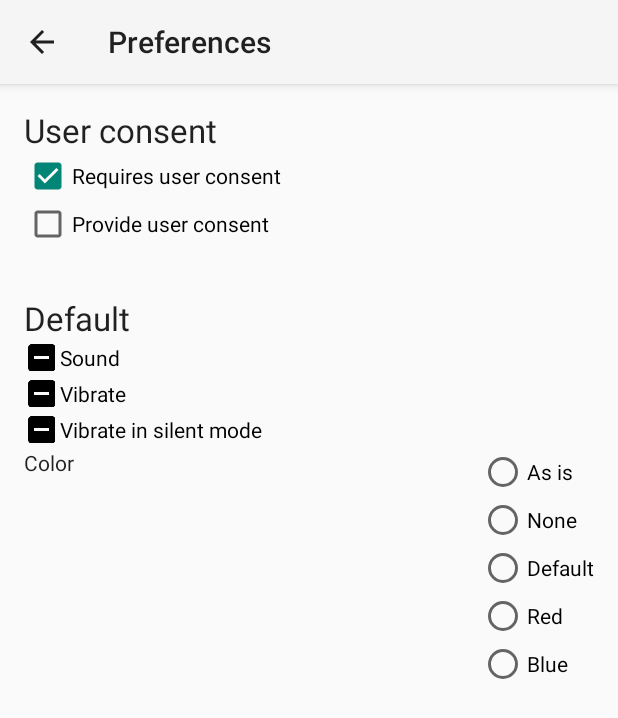
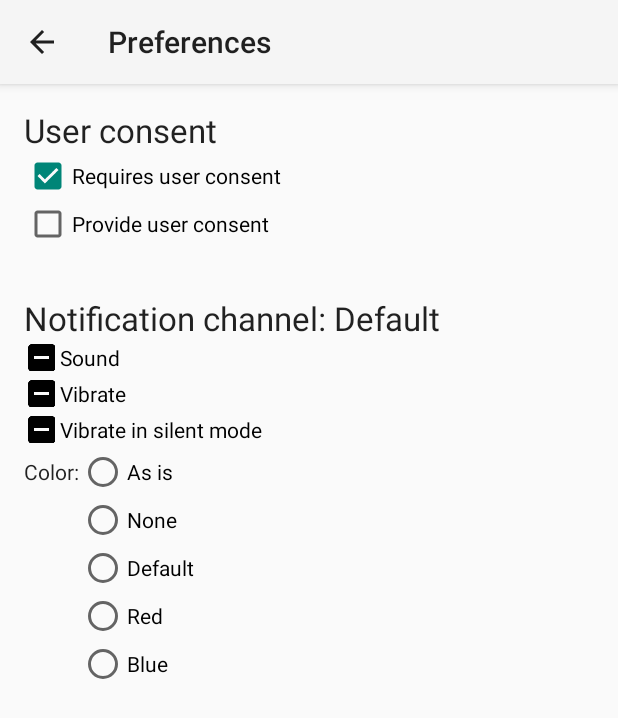
Before and after one commit to wonderpush/wonderpush-android-demo, an Android app: the PreferencesActivity screen opened directly, with no data from a screen before it, on a phone screen of 412 x 824 dp. Shown: the top 718 px of the screen. Run offline under Robolectric (Android 15) with nearby library versions, the phone set to English and light mode, and no system bars; libraries missing offline, so code that uses them is left out: com.wonderpush.sdk; 6 statements that could not run were skipped.

Commit message:
Clearer notification channel preferences

```diff
--- a/app/src/main/res/layout/activity_preferences.xml
+++ b/app/src/main/res/layout/activity_preferences.xml
@@ -1,6 +1,5 @@
 <?xml version="1.0" encoding="utf-8"?>
 <ScrollView xmlns:android="http://schemas.android.com/apk/res/android"
-    xmlns:app="http://schemas.android.com/apk/res-auto"
     xmlns:tools="http://schemas.android.com/tools"
     android:layout_width="match_parent"
     android:layout_height="match_parent"
@@ -15,7 +14,8 @@
         <RelativeLayout
             android:layout_width="match_parent"
             android:layout_height="wrap_content"
-            android:layout_margin="@dimen/activity_horizontal_margin">
+            android:layout_marginVertical="@dimen/activity_vertical_margin"
+            android:layout_marginHorizontal="@dimen/activity_horizontal_margin">
 
             <TextView
                 android:id="@+id/lblUserConsent"
@@ -43,13 +43,14 @@
         <RelativeLayout
             android:layout_width="match_parent"
             android:layout_height="wrap_content"
-            android:layout_margin="@dimen/activity_horizontal_margin">
+            android:layout_marginVertical="@dimen/activity_vertical_margin"
+            android:layout_marginHorizontal="@dimen/activity_horizontal_margin">
 
             <TextView
                 android:id="@+id/lblDefault"
                 android:layout_width="match_parent"
                 android:layout_height="wrap_content"
-                android:text="Default"
+                android:text="Notification channel: Default"
                 android:textAppearance="@android:style/TextAppearance.Large" />
 
             <com.wonderpush.demo.TriStateCheckBox
@@ -84,12 +85,13 @@
             <TextView
                 android:id="@+id/lblDefaultColor"
                 android:layout_width="wrap_content"
-                android:layout_height="wrap_content"
+                android:layout_height="32dip"
                 android:layout_alignParentLeft="true"
                 android:layout_alignParentStart="true"
                 android:layout_below="@+id/triDefaultVibrateSilentMode"
-                android:text="Color"
+                android:text="Color:"
                 android:textAppearance="@style/TextAppearance.AppCompat.Small"
+                android:gravity="center"
                 android:textColor="?android:attr/textColorPrimary" />
 
             <RadioGroup
@@ -98,7 +100,8 @@
                 android:layout_height="match_parent"
                 android:layout_alignParentEnd="true"
                 android:layout_alignParentRight="true"
-                android:layout_below="@+id/triDefaultVibrateSilentMode"
+                android:layout_alignTop="@id/lblDefaultColor"
+                android:layout_toRightOf="@id/lblDefaultColor"
                 android:orientation="vertical">
 
                 <RadioButton
```
